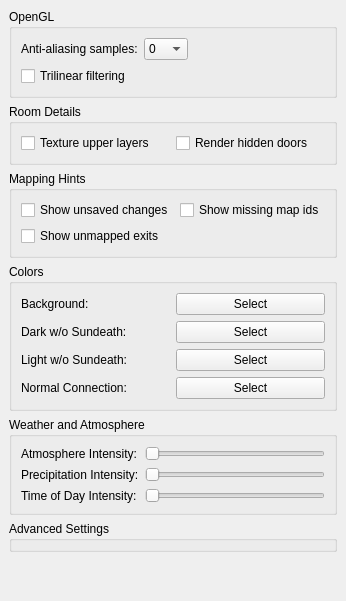
The window that src/preferences/graphicspage.ui (MUME/MMapper) describes before a commit, drawn with Qt 5.
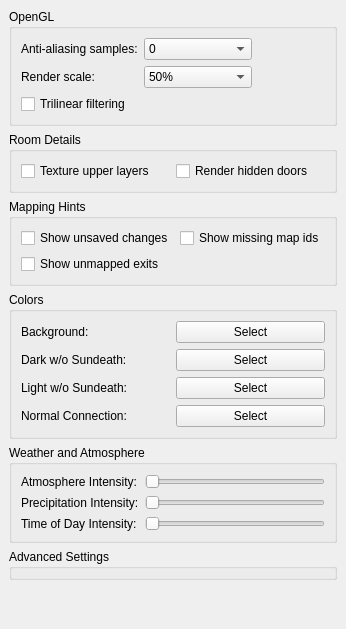
The same window after the commit.

The edit to the form file:
```diff
--- a/src/preferences/graphicspage.ui
+++ b/src/preferences/graphicspage.ui
@@ -145,6 +145,38 @@
        </widget>
       </item>
       <item row="2" column="0">
+       <widget class="QLabel" name="label_renderScale">
+        <property name="text">
+         <string>Render scale:</string>
+        </property>
+        <property name="buddy">
+         <cstring>renderScaleComboBox</cstring>
+        </property>
+       </widget>
+      </item>
+      <item row="2" column="2">
+       <widget class="QComboBox" name="renderScaleComboBox">
+        <property name="focusPolicy">
+         <enum>Qt::FocusPolicy::StrongFocus</enum>
+        </property>
+        <item>
+         <property name="text">
+          <string>50%</string>
+         </property>
+        </item>
+        <item>
+         <property name="text">
+          <string>75%</string>
+         </property>
+        </item>
+        <item>
+         <property name="text">
+          <string>100% (Native)</string>
+         </property>
+        </item>
+       </widget>
+      </item>
+      <item row="3" column="0">
        <widget class="QCheckBox" name="trilinearFilteringCheckBox">
         <property name="text">
          <string>Trilinear filtering</string>
```
